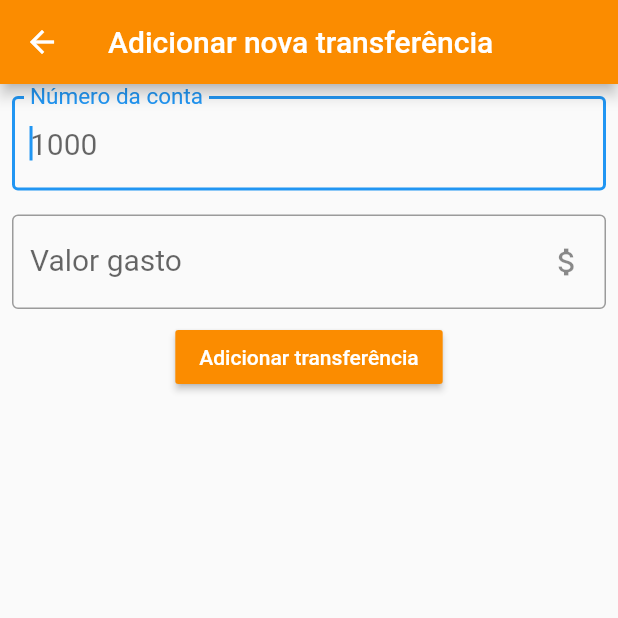
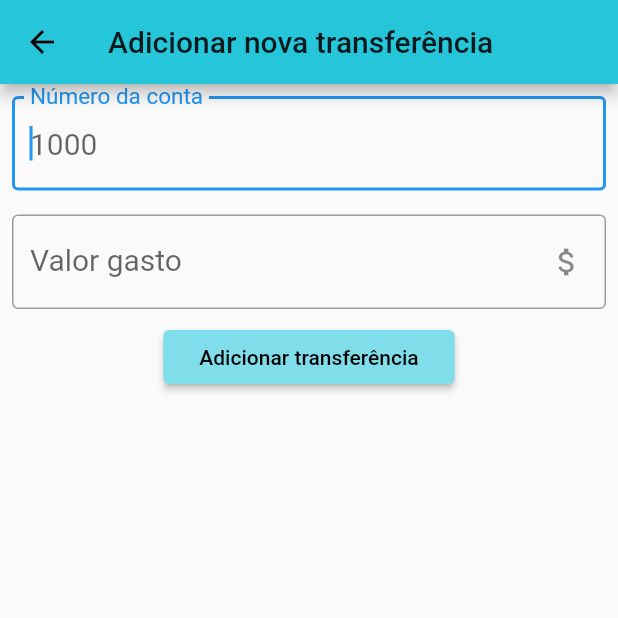
Before and after one commit to rmeira/RMByteBank, a Flutter app: the screen it shows after launch, after a tap on the "add" icon, on a phone screen of 412 x 824 dp, the top half of it. Run offline on Flutter 3.47's test engine with Material 2 defaults, Android fonts, the phone set to English and light mode, and no system bars.

Commit message:
change color theme

```diff
--- a/lib/main.dart
+++ b/lib/main.dart
@@ -6,15 +6,26 @@ class RMByteBank extends StatelessWidget {
   @override
   Widget build(BuildContext context) {
     return MaterialApp(
-      home: Scaffold(
-        body: TransferList(),
+      theme: ThemeData(
+        primaryColor: Colors.cyan[400],
+        accentColor: Colors.cyan[200],
+        buttonTheme: ButtonThemeData(
+          buttonColor: Colors.cyan[200],
+          textTheme: ButtonTextTheme.primary,
         ),
+      ),
+      home: TransferList(),
       debugShowCheckedModeBanner: false,
     );
   }
 }
 
-class TransferForm extends StatelessWidget {
+class TransferForm extends StatefulWidget {
+  @override
+  _TransferFormState createState() => _TransferFormState();
+}
+
+class _TransferFormState extends State<TransferForm> {
   final TextEditingController _account = TextEditingController();
   final TextEditingController _value = TextEditingController();
 
@@ -23,9 +34,8 @@ class TransferForm extends StatelessWidget {
     return Scaffold(
       appBar: AppBar(
         title: const Text('Adicionar nova transferência'),
-        backgroundColor: Colors.orange[600],
       ),
-      body: Container(
+      body: SingleChildScrollView(
         child: Column(
           children: <Widget>[
             TransferFormField(
@@ -41,8 +51,6 @@ class TransferForm extends StatelessWidget {
               icon: Icons.attach_money,
             ),
             RaisedButton(
-              color: Colors.orange[600],
-              textColor: Colors.white,
               child: Text("Adicionar transferência"),
               onPressed: () => _handleCreateTranfer(context, _value, _account),
             ),
@@ -50,7 +58,6 @@ class TransferForm extends StatelessWidget {
         ),
       ),
     );
-  }
   }
 
   void _handleCreateTranfer(BuildContext context, _value, _account) {
@@ -60,6 +67,7 @@ void _handleCreateTranfer(BuildContext context, _value, _account) {
     if (value != null && account != null) {
       final tranferCreate = Transfer(value, account);
       Navigator.pop(context, tranferCreate);
+    }
   }
 }
 
@@ -126,7 +134,6 @@ class TransferListState extends State<TransferList> {
       ),
       appBar: AppBar(
         title: const Text('Transferências'),
-        backgroundColor: Colors.orange[600],
       ),
       floatingActionButton: FloatingActionButton(
         onPressed: () {
@@ -136,14 +143,14 @@ class TransferListState extends State<TransferList> {
               return TransferForm();
             }),
           );
-          future.then((handleTransferReceived) {
+          future.then((transferReceived) {
+            if (transferReceived != null)
               setState(() {
-              widget._transfer.add(handleTransferReceived);
+                widget._transfer.add(transferReceived);
               });
           });
         },
         child: Icon(Icons.add),
-        backgroundColor: Colors.orange[600],
       ),
     );
   }
```
Also changed, not shown: pubspec.yaml (+3 -9 lines). Lines whose indentation alone changed are shown as unchanged.
